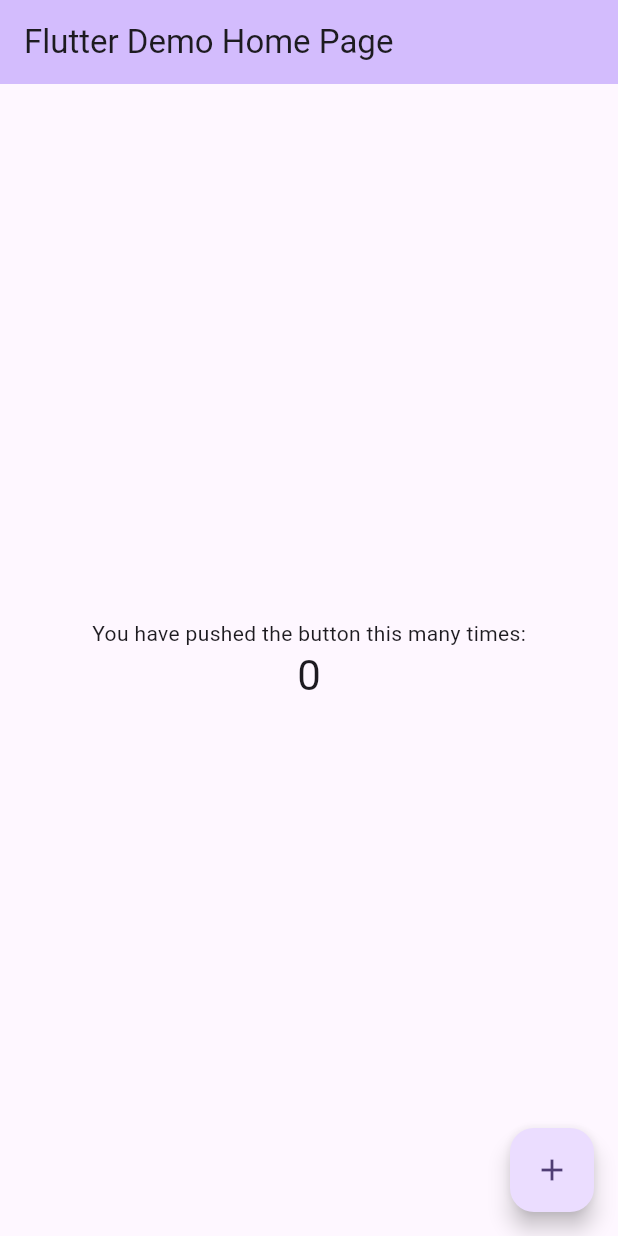
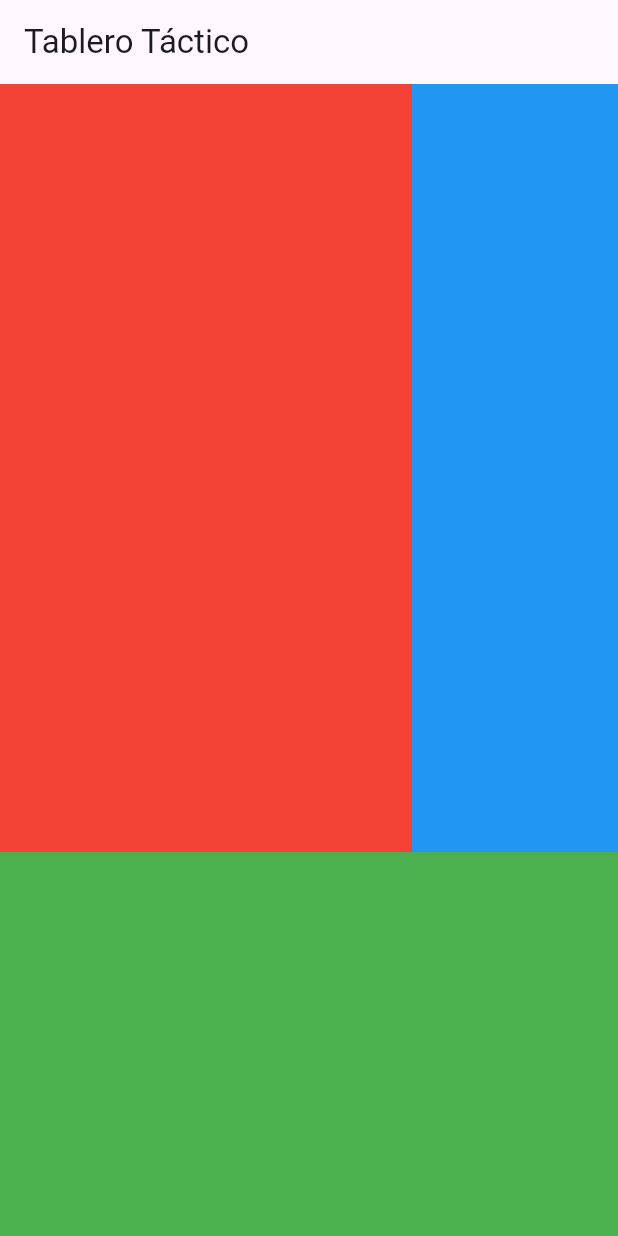
Before and after one commit to yerayduran/Desarrollo-de-interfaces-2026-2027, a Flutter app: the screen it shows after launch, on a phone screen of 412 x 824 dp. Run offline on Flutter 3.47's test engine with Material 3 defaults, Android fonts, the phone set to English and light mode, and no system bars.

Commit message:
Primer sprint de la actividad

```diff
--- a/Ejercicio de tablero tactico/lib/main.dart
+++ b/Ejercicio de tablero tactico/lib/main.dart
@@ -1,4 +1,5 @@
 import 'package:flutter/material.dart';
+import 'package:tablero_tactico/tablero_game/tablero_game_screen.dart';
 
 void main() {
   runApp(const MyApp());
@@ -7,116 +8,12 @@ void main() {
 class MyApp extends StatelessWidget {
   const MyApp({super.key});
 
-  // This widget is the root of your application.
   @override
   Widget build(BuildContext context) {
-    return MaterialApp(
-      title: 'Flutter Demo',
-      theme: ThemeData(
-        // This is the theme of your application.
-        //
-        // TRY THIS: Try running your application with "flutter run". You'll see
-        // the application has a purple toolbar. Then, without quitting the app,
-        // try changing the seedColor in the colorScheme below to Colors.green
-        // and then invoke "hot reload" (save your changes or press the "hot
-        // reload" button in a Flutter-supported IDE, or press "r" if you used
-        // the command line to start the app).
-        //
-        // Notice that the counter didn't reset back to zero; the application
-        // state is not lost during the reload. To reset the state, use hot
-        // restart instead.
-        //
-        // This works for code too, not just values: Most code changes can be
-        // tested with just a hot reload.
-        colorScheme: .fromSeed(seedColor: Colors.deepPurple),
-      ),
-      home: const MyHomePage(title: 'Flutter Demo Home Page'),
+    return const MaterialApp(
+      debugShowCheckedModeBanner: false,
+      title: 'Tablero Táctico',
+      home: TableroGameScreen(),
     );
   }
 }
-
-class MyHomePage extends StatefulWidget {
-  const MyHomePage({super.key, required this.title});
-
-  // This widget is the home page of your application. It is stateful, meaning
-  // that it has a State object (defined below) that contains fields that affect
-  // how it looks.
-
-  // This class is the configuration for the state. It holds the values (in this
-  // case the title) provided by the parent (in this case the App widget) and
-  // used by the build method of the State. Fields in a Widget subclass are
-  // always marked "final".
-
-  final String title;
-
-  @override
-  State<MyHomePage> createState() => _MyHomePageState();
-}
-
-class _MyHomePageState extends State<MyHomePage> {
-  int _counter = 0;
-
-  void _incrementCounter() {
-    setState(() {
-      // This call to setState tells the Flutter framework that something has
-      // changed in this State, which causes it to rerun the build method below
-      // so that the display can reflect the updated values. If we changed
-      // _counter without calling setState(), then the build method would not be
-      // called again, and so nothing would appear to happen.
-      _counter++;
-    });
-  }
-
-  @override
-  Widget build(BuildContext context) {
-    // This method is rerun every time setState is called, for instance as done
-    // by the _incrementCounter method above.
-    //
-    // The Flutter framework has been optimized to make rerunning build methods
-    // fast, so that you can just rebuild anything that needs updating rather
-    // than having to individually change instances of widgets.
-    return Scaffold(
-      appBar: AppBar(
-        // TRY THIS: Try changing the color here to a specific color (to
-        // Colors.amber, perhaps?) and trigger a hot reload to see the AppBar
-        // change color while the other colors stay the same.
-        backgroundColor: Theme.of(context).colorScheme.inversePrimary,
-        // Here we take the value from the MyHomePage object that was created by
-        // the App.build method, and use it to set our appbar title.
-        title: Text(widget.title),
-      ),
-      body: Center(
-        // Center is a layout widget. It takes a single child and positions it
-        // in the middle of the parent.
-        child: Column(
-          // Column is also a layout widget. It takes a list of children and
-          // arranges them vertically. By default, it sizes itself to fit its
-          // children horizontally, and tries to be as tall as its parent.
-          //
-          // Column has various properties to control how it sizes itself and
-          // how it positions its children. Here we use mainAxisAlignment to
-          // center the children vertically; the main axis here is the vertical
-          // axis because Columns are vertical (the cross axis would be
-          // horizontal).
-          //
-          // TRY THIS: Invoke "debug painting" (choose the "Toggle Debug Paint"
-          // action in the IDE, or press "p" in the console), to see the
-          // wireframe for each widget.
-          mainAxisAlignment: .center,
-          children: [
-            const Text('You have pushed the button this many times:'),
-            Text(
-              '$_counter',
-              style: Theme.of(context).textTheme.headlineMedium,
-            ),
-          ],
-        ),
-      ),
-      floatingActionButton: FloatingActionButton(
-        onPressed: _incrementCounter,
-        tooltip: 'Increment',
-        child: const Icon(Icons.add),
-      ),
-    );
-  }
-}
--- /dev/null
+++ b/Ejercicio de tablero tactico/lib/tablero_game/tablero_game_screen.dart
@@ -0,0 +1,37 @@
+import 'package:flutter/material.dart';
+
+class TableroGameScreen extends StatelessWidget {
+  const TableroGameScreen({super.key});
+
+  @override
+  Widget build(BuildContext context) {
+    return Scaffold(
+      appBar: AppBar(
+        title: const Text('Tablero Táctico'),
+      ),
+      body: Column(
+        crossAxisAlignment: CrossAxisAlignment.stretch,
+        children: [
+          Expanded(
+            flex: 2,
+            child: Row(
+              crossAxisAlignment: CrossAxisAlignment.stretch,
+              children: [
+                Expanded(
+                  flex: 2,
+                  child: Container(color: Colors.red),
+                ),
+                Expanded(
+                  child: Container(color: Colors.blue),
+                ),
+              ],
+            ),
+          ),
+          Expanded(
+            child: Container(color: Colors.green),
+          ),
+        ],
+      ),
+    );
+  }
+}
```
